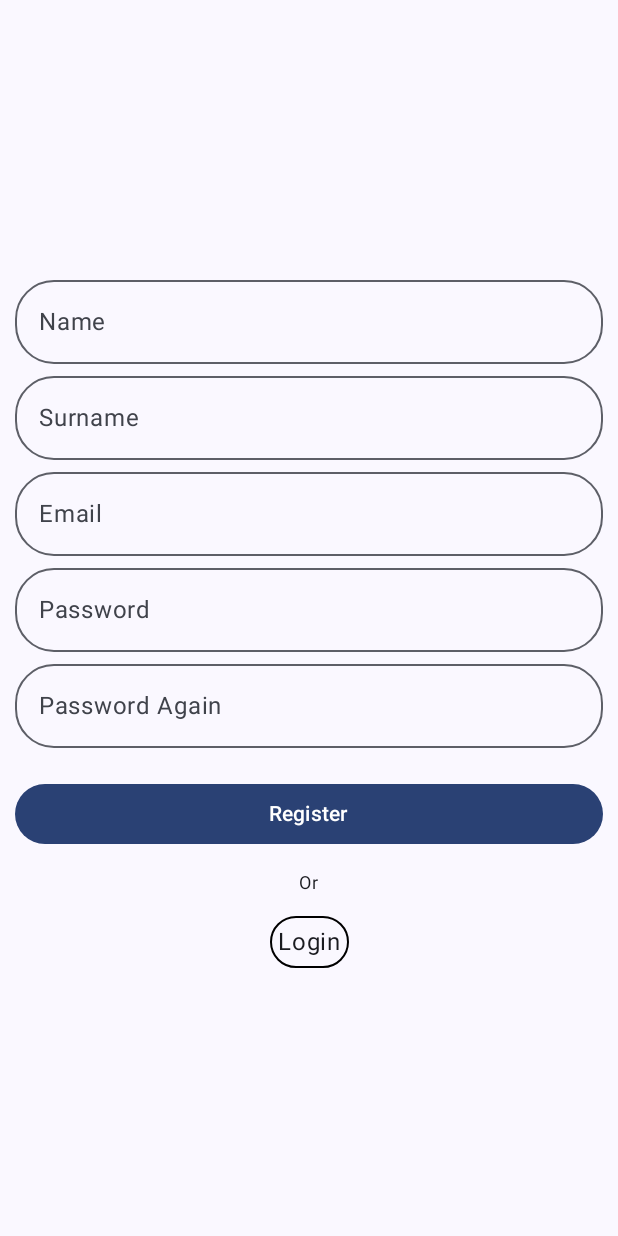
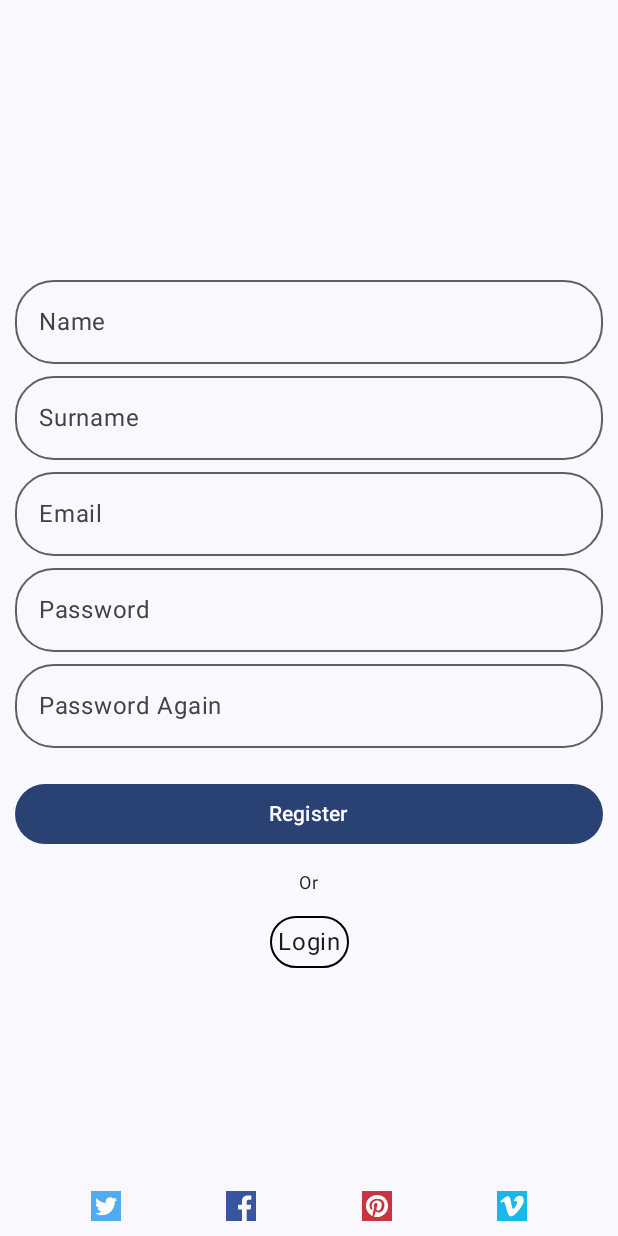
Before and after one commit to mustafaberk1996/ComposeLogin, an Android app built with Jetpack Compose: the screen it shows after launch (MainActivity), after a tap on "Register", on a phone screen of 412 x 824 dp. Run offline under Robolectric (Android 15) with nearby library versions, the light colour scheme and no system bars; pictures from the network do not load; 1 other tap on this screen came first.

Commit message:
social media icons are shown up on both login and register screens.

```diff
--- a/app/src/main/java/com/example/composelogin/ui/login/Login.kt
+++ b/app/src/main/java/com/example/composelogin/ui/login/Login.kt
@@ -200,7 +200,7 @@ fun Login(navigateRegister:()->Unit) {
             }
 
         }
-        SocialMediaArea(modifier = Modifier.align(Alignment.BottomCenter))
+
     }
 
 }
--- a/app/src/main/java/com/example/composelogin/ui/login/LoginActivity.kt
+++ b/app/src/main/java/com/example/composelogin/ui/login/LoginActivity.kt
@@ -1,8 +1,6 @@
 package com.example.composelogin.ui.login
 
-import android.media.MediaPlayer
 import android.os.Bundle
-import android.widget.Toast
 import androidx.activity.ComponentActivity
 import androidx.activity.compose.setContent
 import androidx.compose.animation.AnimatedVisibility
@@ -18,7 +16,6 @@ import androidx.compose.foundation.border
 import androidx.compose.foundation.clickable
 import androidx.compose.foundation.layout.Arrangement
 import androidx.compose.foundation.layout.Box
-import androidx.compose.foundation.layout.Column
 import androidx.compose.foundation.layout.Row
 import androidx.compose.foundation.layout.fillMaxSize
 import androidx.compose.foundation.layout.fillMaxWidth
@@ -27,20 +24,15 @@ import androidx.compose.foundation.layout.padding
 import androidx.compose.foundation.layout.size
 import androidx.compose.foundation.shape.CircleShape
 import androidx.compose.foundation.shape.RoundedCornerShape
-import androidx.compose.foundation.text.KeyboardOptions
 import androidx.compose.material3.AlertDialog
-import androidx.compose.material3.Button
 import androidx.compose.material3.Icon
-import androidx.compose.material3.IconButton
 import androidx.compose.material3.MaterialTheme
-import androidx.compose.material3.OutlinedTextField
 import androidx.compose.material3.Surface
 import androidx.compose.material3.Text
 import androidx.compose.material3.TextButton
 import androidx.compose.runtime.Composable
 import androidx.compose.runtime.LaunchedEffect
 import androidx.compose.runtime.getValue
-import androidx.compose.runtime.mutableIntStateOf
 import androidx.compose.runtime.mutableStateOf
 import androidx.compose.runtime.remember
 import androidx.compose.runtime.setValue
@@ -50,17 +42,12 @@ import androidx.compose.ui.draw.clip
 import androidx.compose.ui.graphics.Color
 import androidx.compose.ui.graphics.painter.Painter
 import androidx.compose.ui.layout.ContentScale
-import androidx.compose.ui.platform.LocalContext
 import androidx.compose.ui.platform.LocalUriHandler
 import androidx.compose.ui.res.colorResource
 import androidx.compose.ui.res.painterResource
 import androidx.compose.ui.res.stringResource
-import androidx.compose.ui.text.input.KeyboardType
-import androidx.compose.ui.text.input.PasswordVisualTransformation
-import androidx.compose.ui.text.input.VisualTransformation
 import androidx.compose.ui.tooling.preview.Preview
 import androidx.compose.ui.unit.dp
-import androidx.compose.ui.unit.sp
 import androidx.navigation.compose.NavHost
 import androidx.navigation.compose.composable
 import androidx.navigation.compose.rememberNavController
@@ -69,7 +56,6 @@ import com.example.composelogin.Constants
 import com.example.composelogin.R
 import com.example.composelogin.ui.theme.ComposeLoginTheme
 import kotlinx.coroutines.delay
-import java.util.Locale
 
 class MainActivity : ComponentActivity() {
     override fun onCreate(savedInstanceState: Bundle?) {
@@ -81,16 +67,31 @@ class MainActivity : ComponentActivity() {
                     modifier = Modifier.fillMaxSize(),
                     color = MaterialTheme.colorScheme.background
                 ) {
-
-                    val navController = rememberNavController()
-                    NavHost(navController = navController, startDestination = "login") {
-                        composable("login") { Login(){navController.navigate("register")} }
-                        composable("register") { Register(){navController.navigate("login")} }
-                        // Add more destinations similarly.
-                    }
+                    LoginActivity()
                 }
             }
         }
+    }
+}
+
+@Composable
+fun LoginActivity(modifier: Modifier = Modifier) {
+    Box(modifier = Modifier.fillMaxSize()){
+        val navController = rememberNavController()
+        NavHost(navController = navController, startDestination = "login") {
+            composable("login") { Login(){navController.navigate("register")} }
+            composable("register") { Register(){navController.navigate("login")} }
+        }
+        SocialMediaArea(modifier = Modifier.align(Alignment.BottomCenter))
+    }
+}
+
+
+@Preview
+@Composable
+private fun LoginMainScreenPreview() {
+    MaterialTheme{
+        LoginActivity()
     }
 }
 
```
